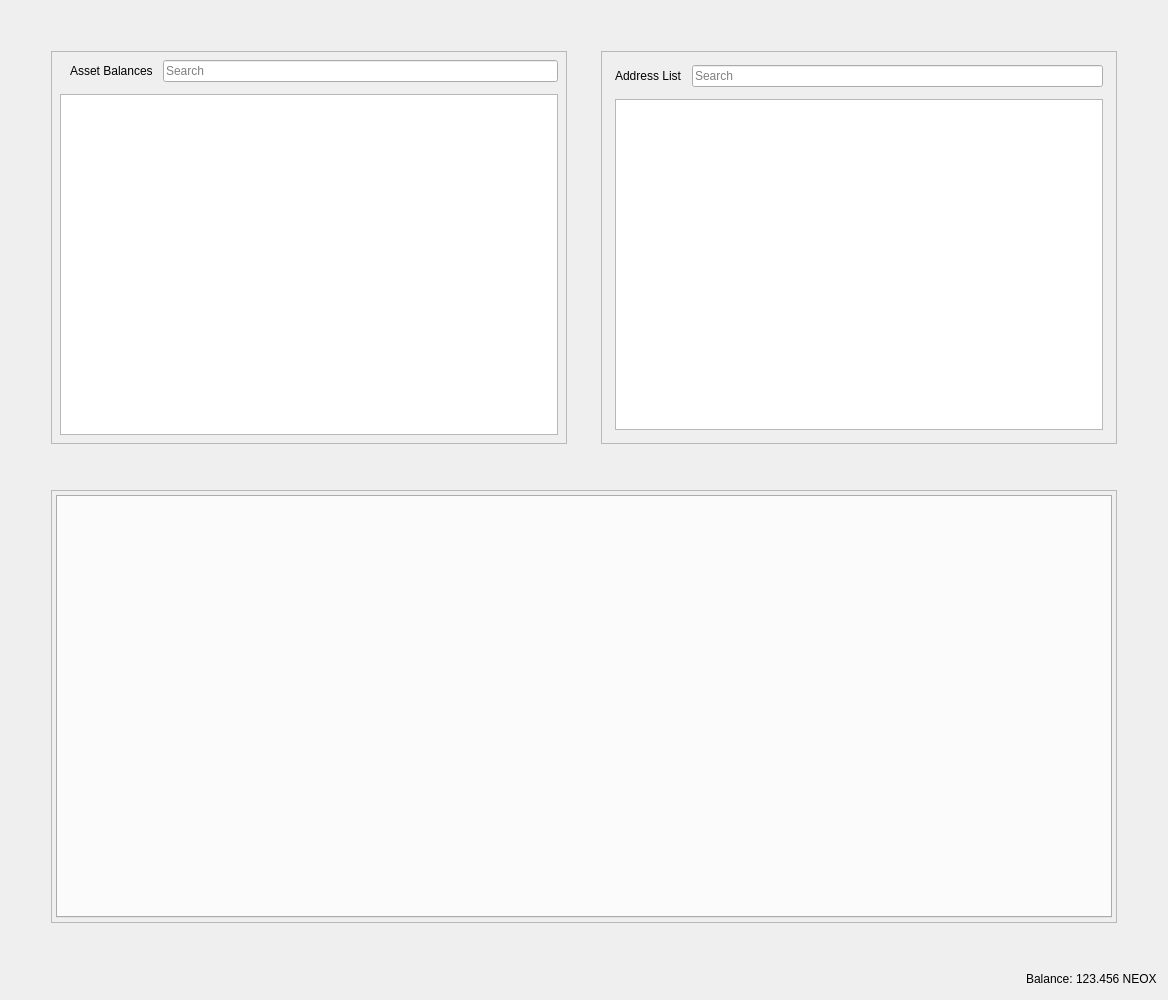
The window that src/qt/forms/restrictedassetsdialog.ui (NeoxaChain/Neoxa) describes before a commit, drawn with Qt 5.
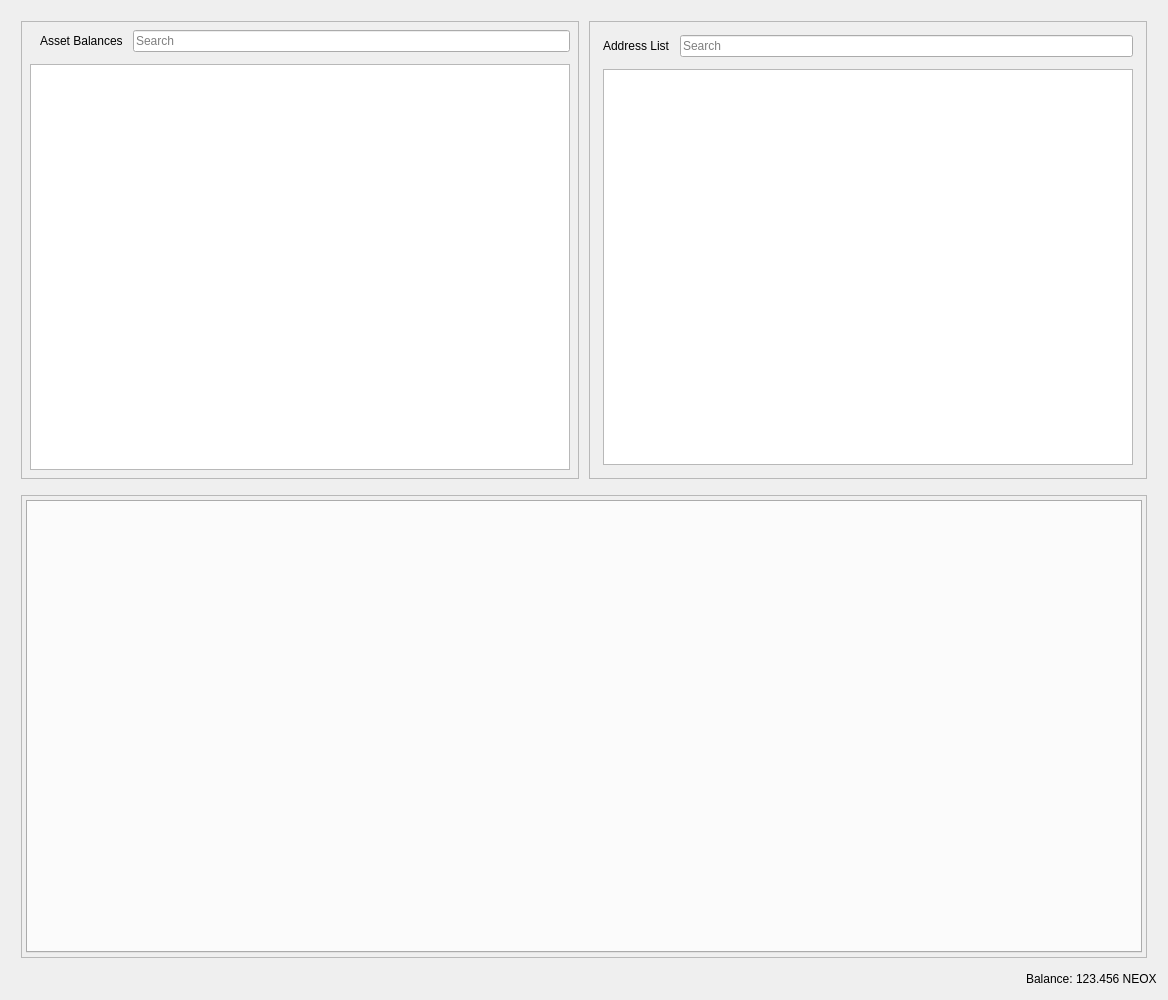
The same window after the commit.

Patch:
```diff
--- a/src/qt/forms/restrictedassetsdialog.ui
+++ b/src/qt/forms/restrictedassetsdialog.ui
@@ -17,19 +17,19 @@
    <item>
     <layout class="QHBoxLayout" name="horizontalLayout">
      <property name="spacing">
-      <number>34</number>
+      <number>10</number>
      </property>
      <property name="leftMargin">
-      <number>40</number>
+      <number>10</number>
      </property>
      <property name="topMargin">
-      <number>40</number>
+      <number>10</number>
      </property>
      <property name="rightMargin">
-      <number>40</number>
+      <number>10</number>
      </property>
      <property name="bottomMargin">
-      <number>40</number>
+      <number>5</number>
      </property>
      <item>
       <widget class="QFrame" name="frameAssetBalance">
@@ -179,19 +179,19 @@
    <item>
     <layout class="QHBoxLayout" name="horizontalLayout_4">
      <property name="spacing">
-      <number>34</number>
+      <number>10</number>
      </property>
      <property name="leftMargin">
-      <number>40</number>
+      <number>10</number>
      </property>
      <property name="topMargin">
-      <number>0</number>
+      <number>5</number>
      </property>
      <property name="rightMargin">
-      <number>40</number>
+      <number>10</number>
      </property>
      <property name="bottomMargin">
-      <number>40</number>
+      <number>5</number>
      </property>
      <item>
       <widget class="QFrame" name="tabFrame">
```
